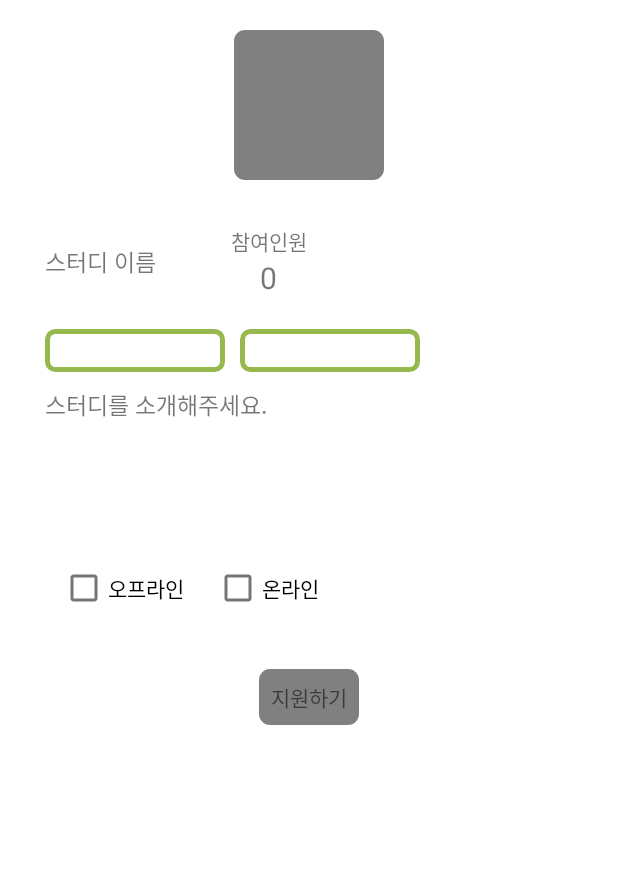
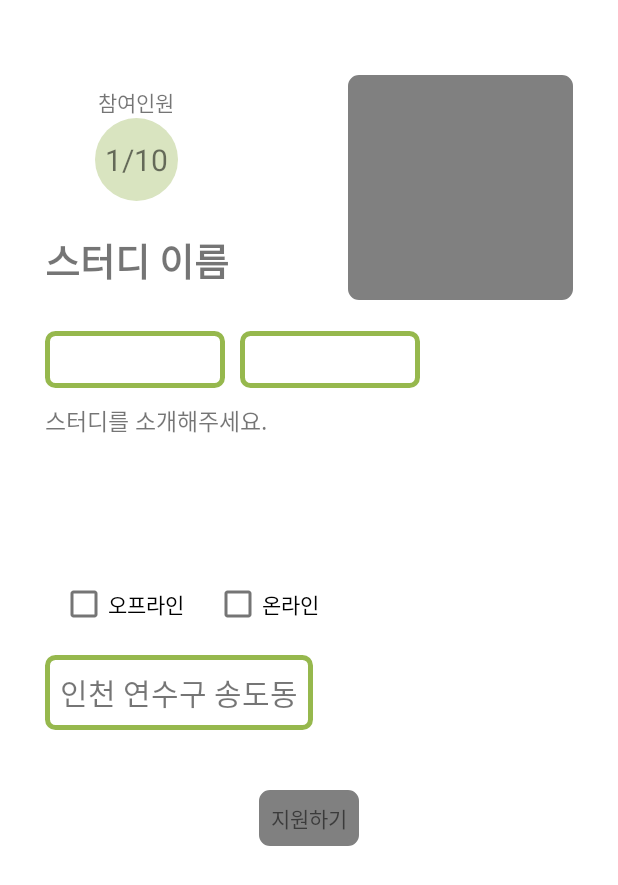
Before and after one commit to daisy6365/GraduatedProject, an Android app: the StudyApplyActivity screen opened directly, with no data from a screen before it, on a phone screen of 412 x 824 dp. Shown: the top 885 px of the screen. Run offline under Robolectric (Android 15) with nearby library versions, the phone set to English and light mode, and no system bars; pictures from the network do not load.

```diff
--- /dev/null
+++ b/app/src/main/res/drawable/background_peoplenum.xml
@@ -0,0 +1,11 @@
+<?xml version="1.0" encoding="utf-8"?>
+<shape xmlns:android="http://schemas.android.com/apk/res/android"
+    android:shape="oval"
+    >
+
+    <solid
+        android:color="@color/colorWhiteGreen" />
+    <size android:width="36dp" android:height="36dp" />
+    <corners android:radius="18dp" />
+
+</shape>
--- a/app/src/main/res/layout/activity_study_apply.xml
+++ b/app/src/main/res/layout/activity_study_apply.xml
@@ -13,137 +13,186 @@
         <LinearLayout
             android:layout_width="match_parent"
             android:layout_height="wrap_content"
-            android:orientation="vertical"
+            android:layout_margin="20dp"
             android:gravity="center"
-            android:layout_margin="20dp"
-            >
+            android:orientation="vertical">
 
-            <ImageView
-                android:id="@+id/created_study_cover_img"
-                android:layout_width="100dp"
-                android:layout_height="100dp"
-                android:layout_weight="2"
-                android:src="@drawable/background_button"
-                />
 
             <LinearLayout
                 android:layout_width="match_parent"
                 android:layout_height="wrap_content"
-                android:orientation="vertical"
                 android:layout_marginTop="20dp"
                 android:layout_weight="1"
-                >
+                android:orientation="vertical">
 
-                <LinearLayout
-                    android:layout_margin="10dp"
+                <RelativeLayout
                     android:layout_width="wrap_content"
                     android:layout_height="wrap_content"
-                    android:orientation="horizontal"
+                    android:layout_margin="10dp"
                     android:gravity="center"
-                    >
-
-                    <TextView
-                        android:id="@+id/study_name"
-                        android:layout_width="wrap_content"
-                        android:layout_height="wrap_content"
-                        android:text="스터디 이름"
-                        android:textSize="15dp"
-                        android:layout_weight="1"
-                        />
+                    android:orientation="horizontal">
 
                     <LinearLayout
                         android:layout_width="wrap_content"
                         android:layout_height="wrap_content"
-                        android:layout_marginLeft="50dp"
-                        android:layout_weight="2"
+                        android:layout_centerVertical="true"
                         android:orientation="vertical">
 
-                        <TextView
+                        <LinearLayout
                             android:layout_width="wrap_content"
                             android:layout_height="wrap_content"
-                            android:text="참여인원"/>
+                            android:layout_gravity="center_horizontal"
+                            android:layout_marginBottom="20dp"
+                            android:orientation="vertical">
+
+                            <TextView
+                                android:layout_width="wrap_content"
+                                android:layout_height="wrap_content"
+                                android:layout_gravity="center_horizontal"
+                                android:text="참여인원" />
 
 
-                            <TextView
-                                android:id="@+id/people_number"
-                                android:layout_width="wrap_content"
-                                android:layout_height="wrap_content"
-                                android:text="0"
-                                android:layout_gravity="center"
-                                android:textSize="20dp"/>
+                            <LinearLayout
+                                android:layout_width="55dp"
+                                android:layout_height="55dp"
+                                android:background="@drawable/background_peoplenum"
+                                android:gravity="center"
+                                android:orientation="horizontal">
 
+                                <TextView
+                                    android:id="@+id/current_people_number"
+                                    android:layout_width="wrap_content"
+                                    android:layout_height="wrap_content"
+                                    android:layout_gravity="center"
+                                    android:text="1"
+                                    android:textSize="20dp" />
+
+                                <TextView
+                                    android:id="@+id/people_bar"
+                                    android:layout_width="wrap_content"
+                                    android:layout_height="wrap_content"
+                                    android:layout_gravity="center"
+                                    android:text="/"
+                                    android:textSize="20dp" />
+
+                                <TextView
+                                    android:id="@+id/people_number"
+                                    android:layout_width="wrap_content"
+                                    android:layout_height="wrap_content"
+                                    android:layout_gravity="center"
+                                    android:text="10"
+                                    android:textSize="20dp" />
+
+                            </LinearLayout>
+
+                        </LinearLayout>
+
+                        <TextView
+                            android:id="@+id/study_name"
+                            android:layout_width="wrap_content"
+                            android:layout_height="wrap_content"
+                            android:text="스터디 이름"
+                            android:textSize="25dp"
+                            android:textStyle="bold" />
 
                     </LinearLayout>
 
+                    <ImageView
+                        android:id="@+id/created_study_cover_img"
+                        android:layout_width="150dp"
+                        android:layout_height="150dp"
+                        android:layout_alignParentRight="true"
+                        android:src="@drawable/background_button" />
 
-                </LinearLayout>
+
+                </RelativeLayout>
 
                 <com.google.android.material.chip.ChipGroup
                     android:id="@+id/created_chip_group"
-                    android:layout_margin="5dp"
                     android:layout_width="wrap_content"
-                    android:layout_height="wrap_content">
+                    android:layout_height="wrap_content"
+                    android:layout_margin="5dp">
 
                 </com.google.android.material.chip.ChipGroup>
 
 
                 <LinearLayout
+                    android:layout_width="match_parent"
+                    android:layout_height="wrap_content"
                     android:layout_marginLeft="10dp"
                     android:layout_marginRight="10dp"
                     android:layout_marginBottom="10dp"
-                    android:layout_width="match_parent"
-                    android:layout_height="wrap_content"
-                    android:orientation="horizontal"
-                    >
+                    android:orientation="horizontal">
+
                     <TextView
                         android:id="@+id/big_category"
+                        android:padding="5dp"
                         android:layout_width="120dp"
+                        android:layout_height="wrap_content"
                         android:background="@drawable/textview_background"
-                        android:layout_height="wrap_content"/>
+                        android:gravity="center"
+                        android:textSize="20dp" />
 
                     <TextView
                         android:id="@+id/small_category"
-                        android:layout_marginLeft="10dp"
+                        android:padding="5dp"
                         android:layout_width="120dp"
                         android:layout_height="wrap_content"
-                        android:background="@drawable/textview_background"/>
+                        android:layout_marginLeft="10dp"
+                        android:background="@drawable/textview_background"
+                        android:gravity="center"
+                        android:textSize="20dp" />
                 </LinearLayout>
 
                 <TextView
                     android:id="@+id/created_introduce_text"
+                    android:layout_width="match_parent"
+                    android:layout_height="100dp"
                     android:layout_marginLeft="10dp"
                     android:layout_marginRight="10dp"
                     android:layout_marginBottom="10dp"
-                    android:layout_width="match_parent"
-                    android:layout_height="100dp"
+                    android:inputType="textMultiLine"
+                    android:lines="4"
+                    android:maxLines="5"
+                    android:minLines="2"
+                    android:scrollbars="vertical"
                     android:text="스터디를 소개해주세요."
-                    android:textSize="15dp"
-                    />
+                    android:textSize="15dp" />
 
                 <LinearLayout
                     android:id="@+id/checkbox_group"
                     android:layout_width="wrap_content"
                     android:layout_height="wrap_content"
-                    android:orientation="horizontal"
                     android:layout_marginLeft="10dp"
                     android:layout_marginRight="10dp"
                     android:layout_marginBottom="10dp"
+                    android:orientation="horizontal"
                     android:paddingLeft="10dp">
 
                     <CheckBox
                         android:id="@+id/checked_offline"
                         android:layout_width="wrap_content"
                         android:layout_height="wrap_content"
-                        android:text="오프라인"/>
+                        android:text="오프라인" />
 
                     <CheckBox
                         android:id="@+id/checked_online"
                         android:layout_width="wrap_content"
                         android:layout_height="wrap_content"
                         android:layout_marginLeft="20dp"
-                        android:text="온라인"/>
+                        android:text="온라인" />
 
                 </LinearLayout>
+
+                <TextView
+                    android:id="@+id/location_Info"
+                    android:layout_width="wrap_content"
+                    android:layout_height="wrap_content"
+                    android:layout_marginLeft="10dp"
+                    android:background="@drawable/textview_background"
+                    android:text="인천 연수구 송도동"
+                    android:padding="10dp"
+                    android:textSize="20dp" />
 
             </LinearLayout>
 
@@ -151,15 +200,15 @@
                 android:id="@+id/apply_study"
                 android:layout_width="wrap_content"
                 android:layout_height="wrap_content"
+                android:paddingTop="20dp"
+                android:layout_margin="20dp">
 
-                android:layout_margin="20dp"
-                >
                 <TextView
                     android:layout_width="wrap_content"
                     android:layout_height="wrap_content"
+                    android:background="@drawable/background_button"
                     android:padding="8dp"
-                    android:background="@drawable/background_button"
-                    android:text="지원하기"/>
+                    android:text="지원하기" />
 
             </LinearLayout>
 
--- a/app/src/main/res/layout/item_spinner.xml
+++ b/app/src/main/res/layout/item_spinner.xml
@@ -5,6 +5,6 @@
     android:layout_width="match_parent"
     android:layout_height="30dp"
     android:paddingStart="15dp"
-    android:textSize="15dp"
+    android:textSize="20dp"
     android:gravity="center_vertical"
     android:textColor="@android:color/black" />
```
Also changed, not shown: app/src/main/java/com/example/graduatedproject/Activity/StudyApplyActivity.kt (+11 -0 lines), app/src/main/java/com/example/graduatedproject/Activity/StudyCreateActivity.kt (+5 -2 lines), app/src/main/java/com/example/graduatedproject/Activity/StudySearchActivity.kt (deleted, +0 -12 lines), app/src/main/java/com/example/graduatedproject/Fragment/Home.kt (+7 -7 lines), app/src/main/java/com/example/graduatedproject/Fragment/SearchStudy.kt (added, +139 -0 lines), app/src/main/res/layout/activity_study_create.xml (+65 -43 lines), app/src/main/res/layout/fragment_search_study.xml (added, +77 -0 lines).
